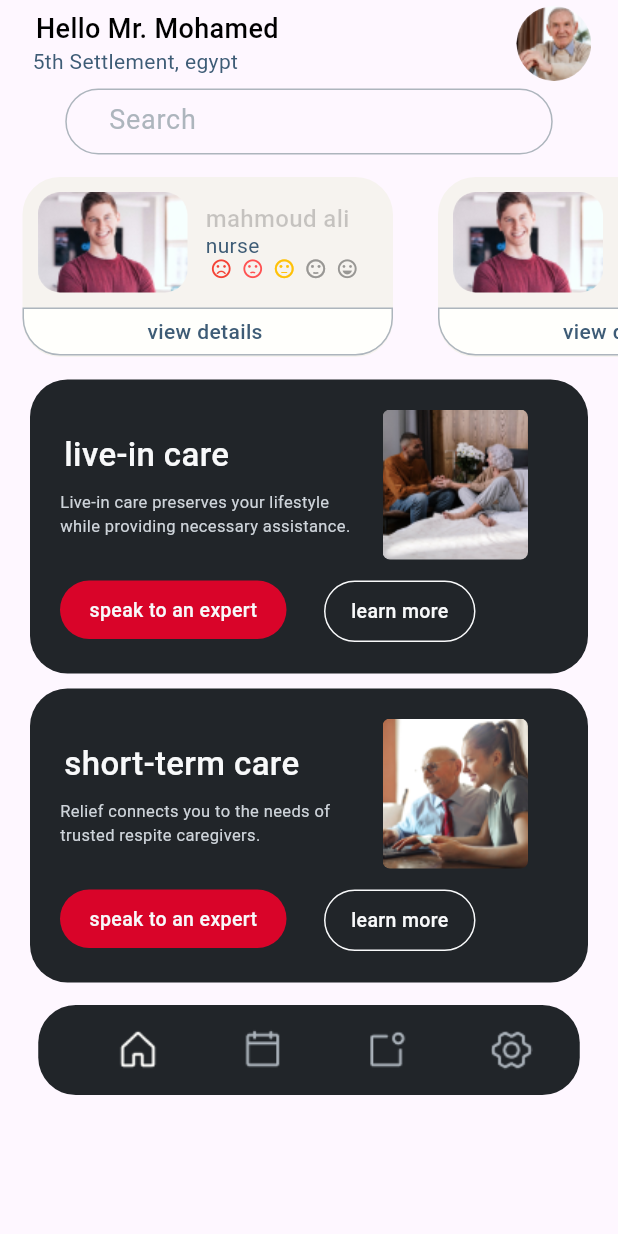
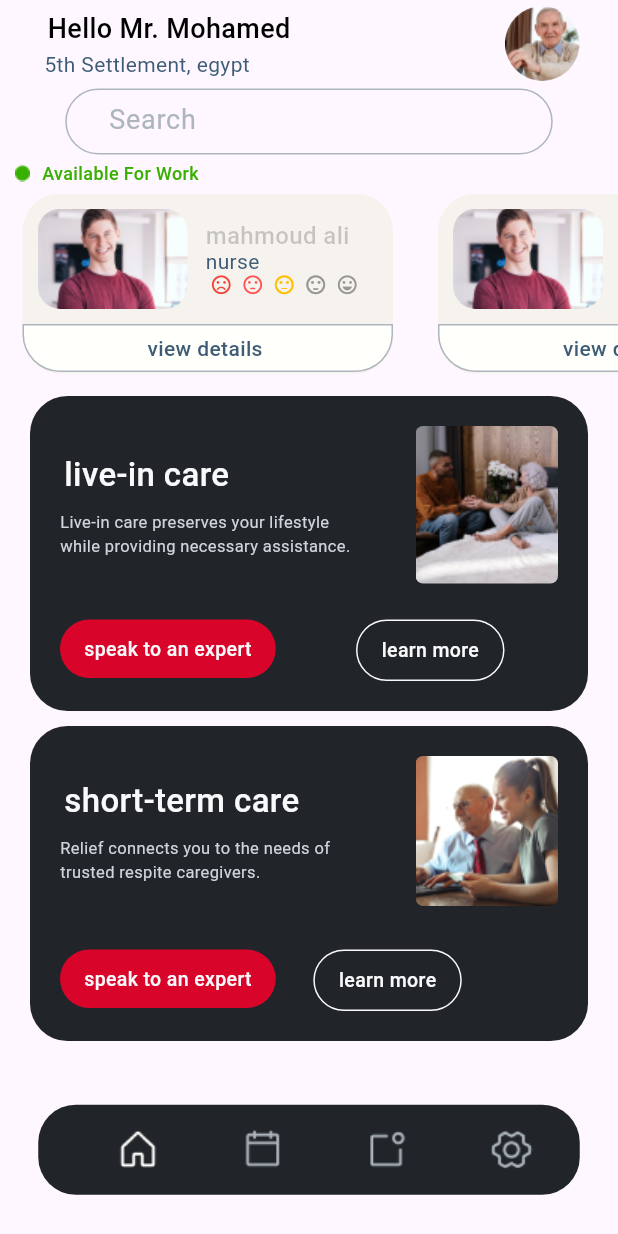
Before and after one commit to shahbbo/relief, a Flutter app: the screen it shows after launch, on a phone screen of 412 x 824 dp. Run offline on Flutter 3.47's test engine with Material 3 defaults, Android fonts, the phone set to English and light mode, and no system bars; drawn by our look-alikes of flutter_rating_bar; our stand-ins replace animated_splash_screen, bloc, flutter_bloc, page_transition; Roboto replaces fonts that are missing (Barlow).

Commit message:
Merge remote-tracking branch 'origin/master'

```diff
--- a/lib/InCare.dart
+++ b/lib/InCare.dart
@@ -11,7 +11,7 @@ class Incare extends StatelessWidget {
   Widget build(BuildContext context) {
     return Container(
       margin: const EdgeInsets.symmetric(vertical: 10, horizontal: 20),
-      height: 412,
+      height: 440,
       child: ListView(
         physics: NeverScrollableScrollPhysics(),
         scrollDirection: Axis.vertical,
@@ -19,7 +19,7 @@ class Incare extends StatelessWidget {
           Container(
             margin: const EdgeInsets.symmetric(vertical: 5),
             width: 361,
-            height: 196,
+            height: 210,
             padding: const EdgeInsets.all(20),
             clipBehavior: Clip.antiAlias,
             decoration: ShapeDecoration(
@@ -66,10 +66,10 @@ class Incare extends StatelessWidget {
                           ),
                         ],
                       ),
-                      SizedBox(width: 6),
+                      Spacer(),
                       Container(
-                        width: 97,
-                        height: 100,
+                        width: 95,
+                        height: 105,
                         decoration: ShapeDecoration(
                           image: DecorationImage(
                             image: AssetImage("asseets/LiveInCare.png"),
@@ -82,7 +82,7 @@ class Incare extends StatelessWidget {
                     ],
                   ),
                 ),
-                const SizedBox(height: 14),
+                Spacer(),
                 Container(
                   child: Row(
                     mainAxisSize: MainAxisSize.min,
@@ -98,7 +98,7 @@ class Incare extends StatelessWidget {
                           );
                         },
                         child: Container(
-                          width: 151,
+                          // width: 151,
                           padding: const EdgeInsets.symmetric(
                               horizontal: 16, vertical: 12),
                           decoration: ShapeDecoration(
@@ -126,7 +126,9 @@ class Incare extends StatelessWidget {
                           ),
                         ),
                       ),
-                      const SizedBox(width: 25),
+                      Spacer(
+                        flex: 3,
+                      ),
                       GestureDetector(
                         onTap: () {
                           inCareHeaderCubit
@@ -140,7 +142,7 @@ class Incare extends StatelessWidget {
                           );
                         },
                         child: Container(
-                          width: 101,
+                          // width: 101,
                           padding: const EdgeInsets.symmetric(
                               horizontal: 16, vertical: 12),
                           decoration: ShapeDecoration(
@@ -169,17 +171,19 @@ class Incare extends StatelessWidget {
                           ),
                         ),
                       ),
+                      Spacer(
+                        flex: 2,
+                      ),
                     ],
                   ),
                 ),
-                const SizedBox(width: 8),
               ],
             ),
           ),
           Container(
             margin: const EdgeInsets.symmetric(vertical: 5),
             width: 361,
-            height: 196,
+            height: 210,
             padding: const EdgeInsets.all(20),
             clipBehavior: Clip.antiAlias,
             decoration: ShapeDecoration(
@@ -226,9 +230,9 @@ class Incare extends StatelessWidget {
                           ),
                         ],
                       ),
-                      SizedBox(width: 6),
+                      Spacer(),
                       Container(
-                        width: 97,
+                        width: 95,
                         height: 100,
                         decoration: ShapeDecoration(
                           image: DecorationImage(
@@ -242,7 +246,7 @@ class Incare extends StatelessWidget {
                     ],
                   ),
                 ),
-                const SizedBox(height: 14),
+                Spacer(),
                 Container(
                   child: Row(
                     mainAxisSize: MainAxisSize.min,
@@ -258,7 +262,7 @@ class Incare extends StatelessWidget {
                           );
                         },
                         child: Container(
-                          width: 151,
+                          // width: 151,
                           padding: const EdgeInsets.symmetric(
                               horizontal: 16, vertical: 12),
                           decoration: ShapeDecoration(
@@ -300,7 +304,7 @@ class Incare extends StatelessWidget {
                           );
                         },
                         child: Container(
-                          width: 101,
+                          // width: 101,
                           padding: const EdgeInsets.symmetric(
                               horizontal: 16, vertical: 12),
                           decoration: ShapeDecoration(
--- a/lib/arrange/arrange_care.dart
+++ b/lib/arrange/arrange_care.dart
@@ -1,5 +1,6 @@
 import 'package:flutter/material.dart';
 import 'package:relief/arrange/policy.dart';
+import 'package:relief/screens/liveInCare.dart';
 
 class ArrangeCare extends StatefulWidget {
   const ArrangeCare({super.key});
@@ -546,7 +547,10 @@ class _HomeState extends State<ArrangeCare> {
                               height: 50,
                               child: MaterialButton(
                                 onPressed: () {
-                                  Navigator.pop(context);
+                                  Navigator.push(
+                                      context,
+                                      MaterialPageRoute(
+                                          builder: (context) => liveInCare()));
                                 },
                                 shape: RoundedRectangleBorder(
                                   borderRadius: BorderRadius.circular(25.0),
--- a/lib/arrange/policy.dart
+++ b/lib/arrange/policy.dart
@@ -1,4 +1,5 @@
 import 'package:flutter/material.dart';
+import 'package:relief/arrange/arrange_care.dart';
 import 'package:relief/arrange/type_of_care.dart';
 
 class Policy extends StatelessWidget {
@@ -91,11 +92,10 @@ class Policy extends StatelessWidget {
                     height: 50,
                     child: MaterialButton(
                       onPressed: () {
-                        // Navigator.push(
-                        //     context,
-                        //     MaterialPageRoute(
-                        //         builder: (context) =>
-                        //         const ForSomeoneElseInfo()));
+                        Navigator.push(
+                            context,
+                            MaterialPageRoute(
+                                builder: (context) => const ArrangeCare()));
                       },
                       shape: RoundedRectangleBorder(
                         borderRadius: BorderRadius.circular(25.0),
--- a/lib/arrange/request_caregiver.dart
+++ b/lib/arrange/request_caregiver.dart
@@ -519,7 +519,7 @@ class _HomeState extends State<RequestCaregiver> {
                   borderRadius: BorderRadius.circular(25),
                 ),
                 child: TextFormField(
-                  keyboardType: TextInputType.datetime,
+                  keyboardType: TextInputType.text,
                   decoration: InputDecoration(
                     hintText: 'Enter Your Address',
                     hintStyle: TextStyle(color: Colors.black),
--- a/lib/homeScreen.dart
+++ b/lib/homeScreen.dart
@@ -10,9 +10,9 @@ class homeScreen extends StatelessWidget {
     return SafeArea(
       child: Column(
         children: [
-          const SizedBox(height: 4),
+          SizedBox(height: 4),
           Container(
-              // width: 361,
+            width: 361,
             height: 51,
               child: Row(
                 mainAxisSize: MainAxisSize.min,
@@ -40,7 +40,7 @@ class homeScreen extends StatelessWidget {
                             ),
                           ),
                         ),
-                        const SizedBox(height: 4),
+                      Spacer(),
                       Text(
                           '5th Settlement, egypt',
                           textAlign: TextAlign.center,
@@ -55,7 +55,7 @@ class homeScreen extends StatelessWidget {
                       ],
                     ),
                   ),
-                  const SizedBox(width: 152),
+                Spacer(),
                 Container(
                     width: 50,
                     height: 50,
@@ -106,7 +106,26 @@ class homeScreen extends StatelessWidget {
               ),
             ),
           ),
-          SizedBox(height: 15),
+          SizedBox(height: 4),
+          Row(
+            children: [
+              const SizedBox(
+                width: 10,
+              ),
+              Image.asset('asseets/Ellipse 20.png'),
+              const SizedBox(
+                width: 8,
+              ),
+              const Text(
+                'Available For Work',
+                style: TextStyle(
+                    fontWeight: FontWeight.w500,
+                    fontSize: 12,
+                    color: Color(0xff38b000)),
+              ),
+            ],
+          ),
+          SizedBox(height: 5),
           nurseBuilder(),
           Incare(),
         ],
--- a/lib/main.dart
+++ b/lib/main.dart
@@ -44,7 +44,9 @@ class relief extends StatelessWidget {
                     child: inCareHeaderCubit.get(context).mainScreens[
                         inCareHeaderCubit.get(context).currentIndex],
                   ),
-                  Center(child: navBar())
+                  Spacer(flex: 1),
+                  Center(child: navBar()),
+                  Spacer(flex: 1),
                 ],
               ),
             ),
--- a/pubspec.yaml
+++ b/pubspec.yaml
@@ -128,6 +128,7 @@ flutter:
     - asseets/Vector.png
     - asseets/Vector (1).png
     - asseets/Vector (2).png
+    - asseets/Ellipse 20.png
 
 
   # An image asset can refer to one or more resolution-specific "variants", see
```
Also changed, not shown: asseets/Ellipse 20.png (added). Lines whose indentation alone changed are shown as unchanged.
